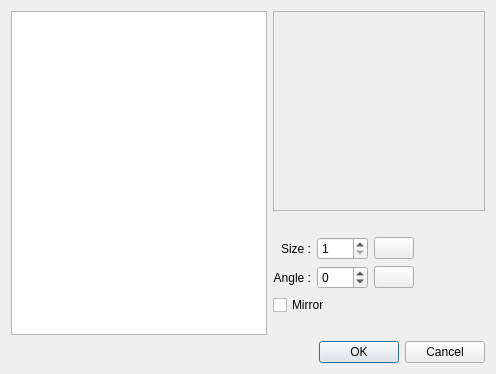
Above: src/vehicledialog.ui from michjans/routegen before the change. Below: the same form after it.
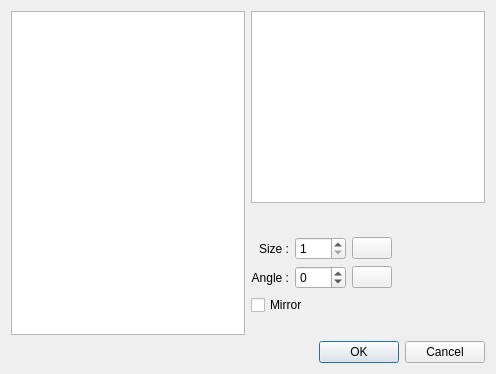
That is the form after the change. Icons and pictures are not drawn.

The edit to the form file:
```diff
--- a/src/vehicledialog.ui
+++ b/src/vehicledialog.ui
@@ -7,7 +7,7 @@
     <x>0</x>
     <y>0</y>
     <width>496</width>
-    <height>366</height>
+    <height>374</height>
    </rect>
   </property>
   <property name="windowTitle">
@@ -57,7 +57,7 @@
          <property name="sizeConstraint">
           <enum>QLayout::SetDefaultConstraint</enum>
          </property>
-         <item row="4" column="3">
+         <item row="5" column="3">
           <spacer name="horizontalSpacer_2">
            <property name="orientation">
             <enum>Qt::Horizontal</enum>
@@ -70,32 +70,7 @@
            </property>
           </spacer>
          </item>
-         <item row="0" column="3">
-          <widget class="QLabel" name="vehiclePreviewLabel">
-           <property name="sizePolicy">
-            <sizepolicy hsizetype="Expanding" vsizetype="Expanding">
-             <horstretch>0</horstretch>
-             <verstretch>0</verstretch>
-            </sizepolicy>
-           </property>
-           <property name="minimumSize">
-            <size>
-             <width>200</width>
-             <height>200</height>
-            </size>
-           </property>
-           <property name="frameShape">
-            <enum>QFrame::StyledPanel</enum>
-           </property>
-           <property name="frameShadow">
-            <enum>QFrame::Sunken</enum>
-           </property>
-           <property name="alignment">
-            <set>Qt::AlignCenter</set>
-           </property>
-          </widget>
-         </item>
-         <item row="0" column="0">
+         <item row="1" column="0">
           <spacer name="verticalSpacer">
            <property name="orientation">
             <enum>Qt::Vertical</enum>
@@ -108,7 +83,7 @@
            </property>
           </spacer>
          </item>
-         <item row="3" column="3">
+         <item row="4" column="3">
           <widget class="QLabel" name="arrowPix">
            <property name="text">
             <string/>
@@ -118,6 +93,9 @@
            </property>
           </widget>
          </item>
+         <item row="0" column="3">
+          <widget class="QGraphicsView" name="vehiclePreview"/>
+         </item>
         </layout>
        </item>
        <item>
```
